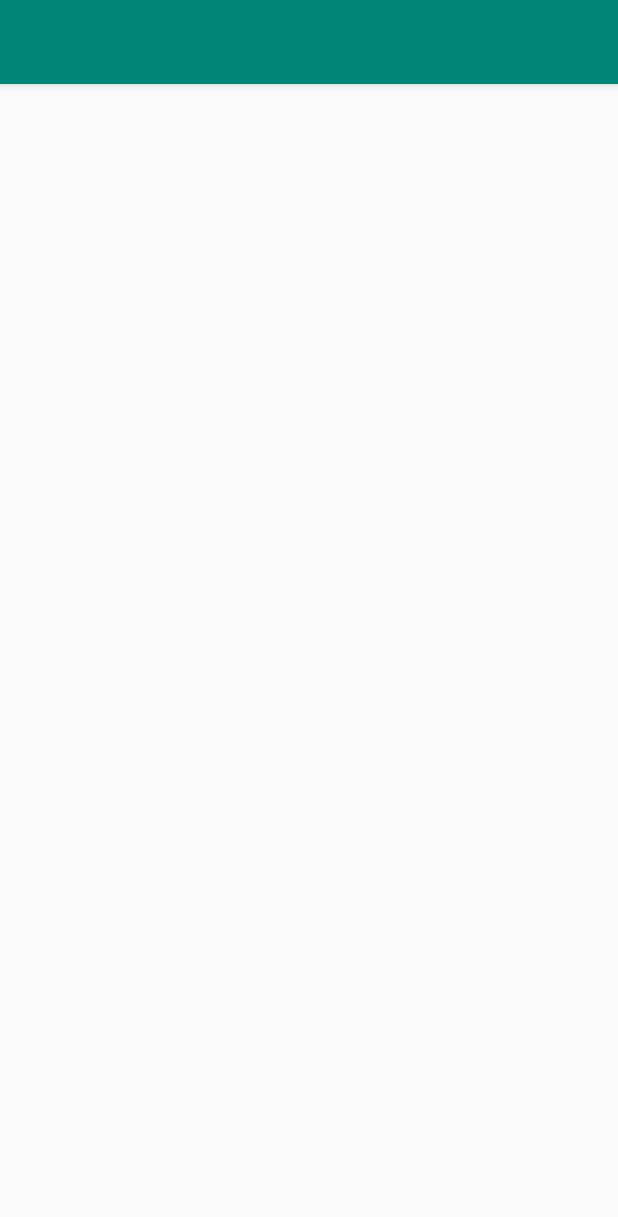
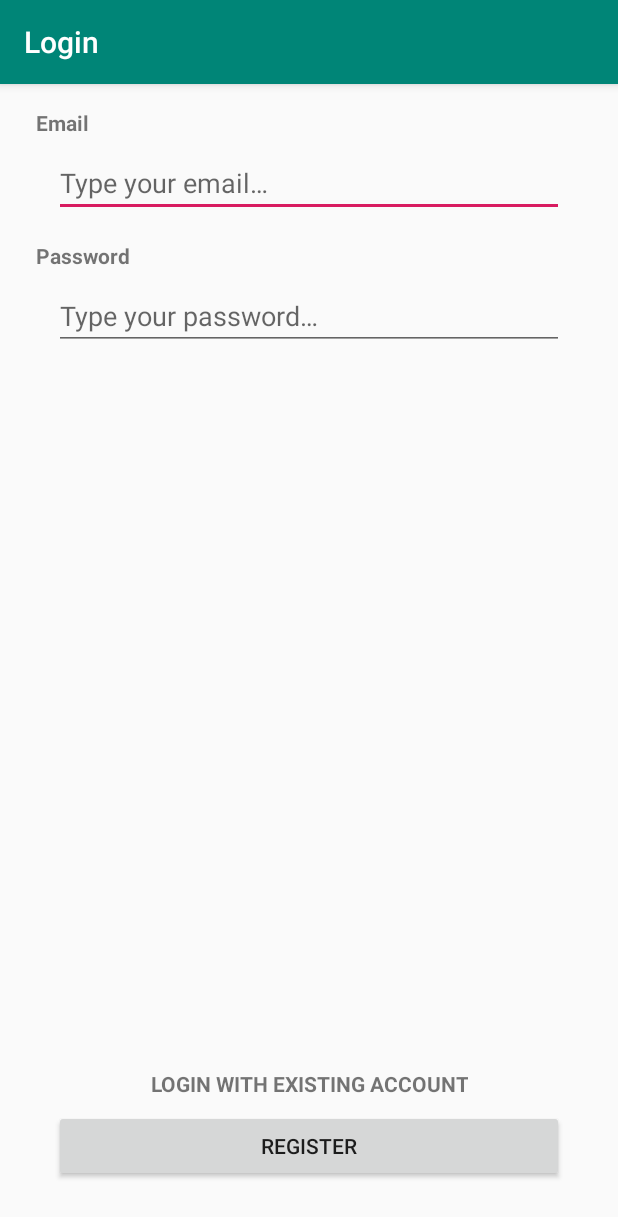
Before and after one commit to Toscaro/shoe-store, an Android app: the screen it shows after launch (MainActivity), on a phone screen of 412 x 824 dp. Shown: the top 1217 px of the screen. Run offline under Robolectric (Android 15) with nearby library versions, the phone set to English and light mode, and no system bars; our stand-ins replace Timber, data binding.

Commit message:
Creating the Login Screen

```diff
--- a/app/src/main/java/com/toscaro/shoestore/view/MainActivity.kt
+++ b/app/src/main/java/com/toscaro/shoestore/view/MainActivity.kt
@@ -1,15 +1,19 @@
 package com.toscaro.shoestore.view
 
+import android.os.Bundle
 import androidx.appcompat.app.AppCompatActivity
-import android.os.Bundle
+import androidx.databinding.DataBindingUtil
 import com.toscaro.shoestore.R
+import com.toscaro.shoestore.databinding.ActivityMainBinding
 import timber.log.Timber
 
 class MainActivity : AppCompatActivity() {
 
     override fun onCreate(savedInstanceState: Bundle?) {
         super.onCreate(savedInstanceState)
-        setContentView(R.layout.activity_main)
+        val binding =
+            DataBindingUtil.setContentView<ActivityMainBinding>(this, R.layout.activity_main)
         Timber.plant(Timber.DebugTree())
+        setSupportActionBar(binding.toolbar)
     }
 }
--- /dev/null
+++ b/app/src/main/java/com/toscaro/shoestore/view/common/BaseFragment.kt
@@ -0,0 +1,14 @@
+package com.toscaro.shoestore.view.common
+
+import android.os.Bundle
+import androidx.fragment.app.Fragment
+
+abstract class BaseFragment : Fragment() {
+
+    protected abstract val fragmentTitle: Int
+
+    override fun onCreate(savedInstanceState: Bundle?) {
+        super.onCreate(savedInstanceState)
+        requireActivity().setTitle(fragmentTitle)
+    }
+}
--- /dev/null
+++ b/app/src/main/java/com/toscaro/shoestore/view/login/LoginFragment.kt
@@ -0,0 +1,30 @@
+package com.toscaro.shoestore.view.login
+
+import android.os.Bundle
+import android.view.LayoutInflater
+import android.view.View
+import android.view.ViewGroup
+import com.toscaro.shoestore.R
+import com.toscaro.shoestore.databinding.FragmentLoginBinding
+import com.toscaro.shoestore.view.common.BaseFragment
+
+class LoginFragment : BaseFragment() {
+
+    override val fragmentTitle: Int = R.string.login_screen_title
+
+    override fun onCreateView(
+        inflater: LayoutInflater,
+        container: ViewGroup?,
+        savedInstanceState: Bundle?
+    ): View {
+        val binding = FragmentLoginBinding.inflate(inflater, container, false)
+
+        binding.registerButton.setOnClickListener {
+            //TODO Implement when add Welcome Screen
+        }
+        binding.loginWithExistingAccountButton.setOnClickListener {
+            //TODO Implement when add Welcome Screen
+        }
+        return binding.root
+    }
+}
--- a/app/src/main/res/layout/activity_main.xml
+++ b/app/src/main/res/layout/activity_main.xml
@@ -1,15 +1,17 @@
 <?xml version="1.0" encoding="utf-8"?>
-<androidx.coordinatorlayout.widget.CoordinatorLayout
-    xmlns:android="http://schemas.android.com/apk/res/android"
+<layout xmlns:android="http://schemas.android.com/apk/res/android"
     xmlns:app="http://schemas.android.com/apk/res-auto"
     xmlns:tools="http://schemas.android.com/tools"
+    tools:context=".view.MainActivity">
+
+    <LinearLayout
         android:layout_width="match_parent"
         android:layout_height="match_parent"
-    tools:context=".view.MainActivity">
+        android:orientation="vertical">
 
         <com.google.android.material.appbar.AppBarLayout
+            android:layout_width="match_parent"
             android:layout_height="wrap_content"
-        android:layout_width="match_parent"
             android:theme="@style/AppTheme.AppBarOverlay">
 
             <androidx.appcompat.widget.Toolbar
@@ -17,9 +19,17 @@
                 android:layout_width="match_parent"
                 android:layout_height="?attr/actionBarSize"
                 android:background="?attr/colorPrimary"
-            app:popupTheme="@style/AppTheme.PopupOverlay"/>
+                app:popupTheme="@style/AppTheme.PopupOverlay" />
 
         </com.google.android.material.appbar.AppBarLayout>
 
+        <androidx.fragment.app.FragmentContainerView
+            android:id="@+id/nav_host_fragment_container"
+            android:name="androidx.navigation.fragment.NavHostFragment"
+            android:layout_width="match_parent"
+            android:layout_height="match_parent"
+            app:defaultNavHost="true"
+            app:navGraph="@navigation/app_nav_graph" />
 
-</androidx.coordinatorlayout.widget.CoordinatorLayout>
+    </LinearLayout>
+</layout>
--- /dev/null
+++ b/app/src/main/res/layout/fragment_login.xml
@@ -0,0 +1,86 @@
+<?xml version="1.0" encoding="utf-8"?>
+<layout xmlns:android="http://schemas.android.com/apk/res/android"
+    xmlns:app="http://schemas.android.com/apk/res-auto"
+    xmlns:tools="http://schemas.android.com/tools"
+    tools:context=".ui.login.LoginFragment">
+
+    <androidx.constraintlayout.widget.ConstraintLayout
+        android:layout_width="match_parent"
+        android:layout_height="match_parent">
+
+        <TextView
+            android:id="@+id/email_header"
+            style="@style/HeaderStyle"
+            android:layout_width="wrap_content"
+            android:layout_height="wrap_content"
+            android:text="@string/login_email_header"
+            app:layout_constraintEnd_toEndOf="parent"
+            app:layout_constraintHorizontal_bias="0.0"
+            app:layout_constraintStart_toStartOf="parent"
+            app:layout_constraintTop_toTopOf="parent" />
+
+        <EditText
+            android:id="@+id/email_text_field"
+            style="@style/InputStyle"
+            android:layout_width="0dp"
+            android:layout_height="wrap_content"
+            android:autofillHints="email"
+            android:hint="@string/login_email_field_hint"
+            android:inputType="textEmailAddress"
+            app:layout_constraintEnd_toEndOf="parent"
+            app:layout_constraintStart_toStartOf="parent"
+            app:layout_constraintTop_toBottomOf="@id/email_header" />
+
+        <TextView
+            android:id="@+id/password_header"
+            style="@style/HeaderStyle"
+            android:layout_width="wrap_content"
+            android:layout_height="wrap_content"
+            android:text="@string/login_password_header"
+            app:layout_constraintEnd_toEndOf="parent"
+            app:layout_constraintHorizontal_bias="0.0"
+            app:layout_constraintStart_toStartOf="parent"
+            app:layout_constraintTop_toBottomOf="@id/email_text_field" />
+
+        <EditText
+            android:id="@+id/password_text_field"
+            style="@style/InputStyle"
+            android:layout_width="0dp"
+            android:layout_height="wrap_content"
+            android:autofillHints="password"
+            android:hint="@string/login_password_field_hint"
+            android:inputType="textPassword"
+            app:layout_constraintEnd_toEndOf="parent"
+            app:layout_constraintStart_toStartOf="parent"
+            app:layout_constraintTop_toBottomOf="@id/password_header" />
+
+        <TextView
+            android:id="@+id/login_with_existing_account_button"
+            android:layout_width="wrap_content"
+            android:layout_height="wrap_content"
+            android:layout_marginStart="36dp"
+            android:layout_marginEnd="36dp"
+            android:layout_marginBottom="8dp"
+            android:background="?attr/selectableItemBackground"
+            android:text="@string/login_login_existing_account_button"
+            android:textAlignment="center"
+            android:textAllCaps="true"
+            android:textStyle="bold"
+            app:layout_constraintBottom_toTopOf="@id/register_button"
+            app:layout_constraintEnd_toEndOf="parent"
+            app:layout_constraintStart_toStartOf="parent" />
+
+        <Button
+            android:id="@+id/register_button"
+            android:layout_width="0dp"
+            android:layout_height="wrap_content"
+            android:layout_marginStart="36dp"
+            android:layout_marginEnd="36dp"
+            android:layout_marginBottom="36dp"
+            android:text="@string/login_register_button"
+            app:layout_constraintBottom_toBottomOf="parent"
+            app:layout_constraintEnd_toEndOf="parent"
+            app:layout_constraintStart_toStartOf="parent" />
+
+    </androidx.constraintlayout.widget.ConstraintLayout>
+</layout>
--- /dev/null
+++ b/app/src/main/res/navigation/app_nav_graph.xml
@@ -0,0 +1,14 @@
+<?xml version="1.0" encoding="utf-8"?>
+<navigation xmlns:android="http://schemas.android.com/apk/res/android"
+    xmlns:app="http://schemas.android.com/apk/res-auto"
+    xmlns:tools="http://schemas.android.com/tools"
+    android:id="@+id/app_nav_graph"
+    app:startDestination="@id/loginFragment">
+
+    <fragment
+        android:id="@+id/loginFragment"
+        android:name="com.toscaro.shoestore.view.login.LoginFragment"
+        android:label="fragment_login"
+        tools:layout="@layout/fragment_login" />
+
+</navigation>
--- a/app/src/main/res/values/strings.xml
+++ b/app/src/main/res/values/strings.xml
@@ -1,3 +1,12 @@
 <resources>
     <string name="app_name">ShoeStore</string>
+
+    <!-- Login Fragment Screen -->
+    <string name="login_screen_title">Login</string>
+    <string name="login_email_header">Email</string>
+    <string name="login_email_field_hint">Type your email…</string>
+    <string name="login_password_field_hint">Type your password…</string>
+    <string name="login_password_header">Password</string>
+    <string name="login_register_button">Register</string>
+    <string name="login_login_existing_account_button">Login with existing account</string>
 </resources>
--- a/app/src/main/res/values/styles.xml
+++ b/app/src/main/res/values/styles.xml
@@ -7,6 +7,7 @@
         <item name="colorPrimaryDark">@color/colorPrimaryDark</item>
         <item name="colorAccent">@color/colorAccent</item>
     </style>
+
     <style name="AppTheme.NoActionBar">
         <item name="windowActionBar">false</item>
         <item name="windowNoTitle">true</item>
@@ -16,4 +17,17 @@
 
     <style name="AppTheme.PopupOverlay" parent="ThemeOverlay.AppCompat.Light" />
 
+    <style name="HeaderStyle">
+        <item name="android:layout_marginTop">16dp</item>
+        <item name="android:layout_marginStart">24dp</item>
+        <item name="android:textStyle">bold</item>
+
+    </style>
+
+    <style name="InputStyle">
+        <item name="android:layout_marginTop">8dp</item>
+        <item name="android:layout_marginStart">36dp</item>
+        <item name="android:layout_marginEnd">36dp</item>
+    </style>
+
 </resources>
```
Lines whose indentation alone changed are shown as unchanged.
